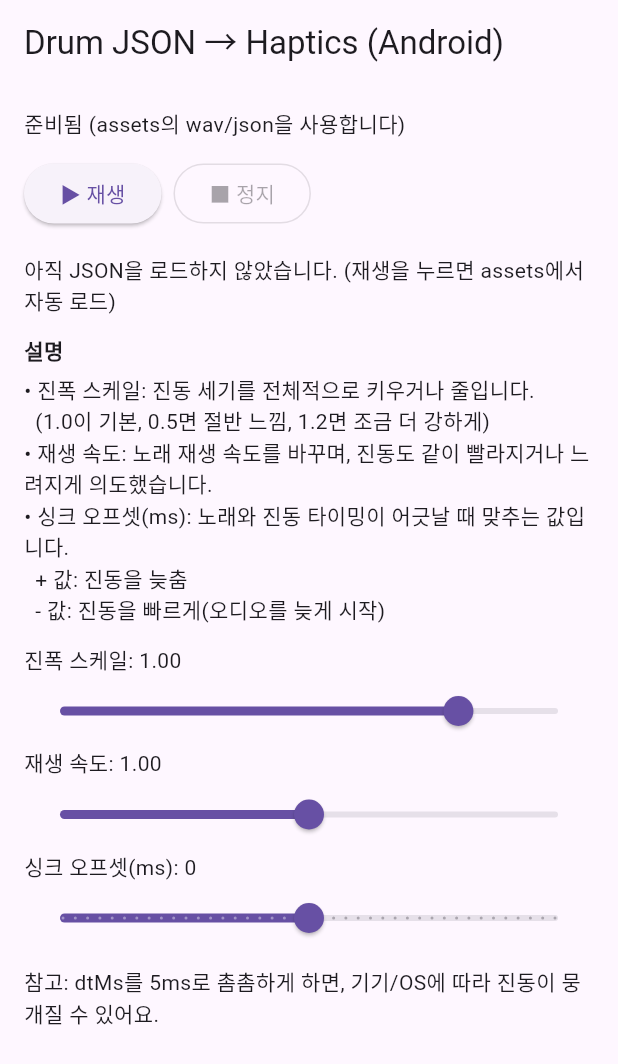
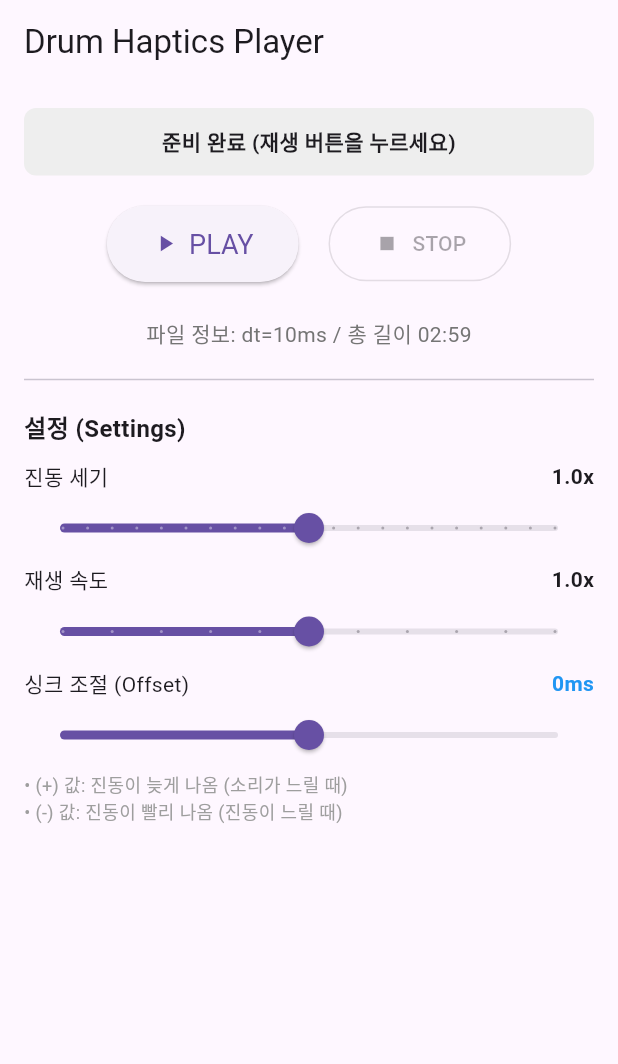
Before and after one commit to mirim-ssu/SKT-FLY-AI-, a Flutter app: the screen it shows after launch, on a phone screen of 412 x 824 dp. Shown: the top 1064 px of the screen. Run offline on Flutter 3.47's test engine with Material 3 defaults, Android fonts, the phone set to English and light mode, and no system bars; our stand-ins replace just_audio, vibration; project files that could hold a hidden picture were left out.

Commit message:
260130;10am

```diff
--- a/lib/main.dart
+++ b/lib/main.dart
@@ -31,19 +31,54 @@ class _HomePageState extends State<HomePage> {
   final _player = AudioPlayer();
 
   DrumJson? drum;
-  String status = '준비됨 (assets의 wav/json을 사용합니다)';
+  String status = '데이터 로딩 중...'; // 초기 상태 메시지 변경
 
   // 조절 파라미터
-  double intensityScale = 1.0; // 진폭 스케일
-  double speedScale = 1.0; // 재생 속도(오디오 + 진동 같이 적용)
-  int offsetMs = 0; // 싱크 미세 조정 (+면 진동을 늦춤, -면 진동을 빠르게)
+  double intensityScale = 1.0;
+  double speedScale = 1.0;
+  int offsetMs = 0;
 
   bool isPlaying = false;
+  bool isDataLoaded = false; // 데이터 로드 완료 여부 플래그
 
   // ✅ 고정 입력(assets)
-  // pubspec.yaml의 flutter/assets에 반드시 등록되어 있어야 함.
   static const String kWavAssetPath = 'assets/drums.wav';
-  static const String kJsonAssetPath = 'assets/drum_10ms_1234.json';
+  static const String kJsonAssetPath = 'assets/data.json';
+
+  @override
+  void initState() {
+    super.initState();
+    // [개선 1] 앱 시작 시 데이터 미리 로드
+    _initializeData();
+  }
+
+  // 초기 데이터 로드 함수
+  Future<void> _initializeData() async {
+    try {
+      // 1. JSON 로드
+      final jsonText = await rootBundle.loadString(kJsonAssetPath);
+      drum = DrumJson.fromJsonString(jsonText);
+
+      // 2. 오디오 에셋 설정 (미리 로딩)
+      await _player.setAsset(kWavAssetPath);
+
+      setState(() {
+        isDataLoaded = true;
+        status = '준비 완료 (재생 버튼을 누르세요)';
+      });
+    } catch (e) {
+      setState(() {
+        status = '초기화 실패: $e\n(assets 폴더와 pubspec.yaml을 확인하세요)';
+      });
+    }
+
+    // 종료 감지 리스너 등록
+    _player.playerStateStream.listen((st) async {
+      if (st.processingState == ProcessingState.completed) {
+        await stop();
+      }
+    });
+  }
 
   @override
   void dispose() {
@@ -59,64 +94,56 @@ class _HomePageState extends State<HomePage> {
     return '$m:$s';
   }
 
-  Future<DrumJson> _loadDrumJsonFromAssets() async {
-    final jsonText = await rootBundle.loadString(kJsonAssetPath);
-    return DrumJson.fromJsonString(jsonText);
-  }
-
+  // 재생 시작 함수 (Start)
   Future<void> start() async {
     if (isPlaying) return;
 
-    // 1) JSON asset 로드
-    DrumJson parsed;
+    // [개선 2] 데이터가 없으면 다시 시도 (안전장치)
+    if (drum == null) {
+      setState(() => status = '데이터 재로딩 중...');
+      await _initializeData();
+      if (drum == null) return; // 그래도 없으면 중단
+    }
+
+    final d = drum!; // null 아님 보장됨
+
+    // 1. 재생 속도 설정
     try {
-      parsed = await _loadDrumJsonFromAssets();
-    } catch (e) {
-      setState(() => status = 'JSON 로드/파싱 실패: $e');
-      return;
-    }
-    drum = parsed;
-
-    // 2) 오디오 asset 준비
-    try {
-      await _player.setAsset(kWavAssetPath);
       await _player.setSpeed(speedScale);
     } catch (e) {
-      setState(() => status = '오디오 로드 실패: $e');
+      setState(() => status = '오디오 설정 실패: $e');
       return;
     }
 
-    // 3) 진동 패턴 준비
-    final d = parsed;
+    // 2. 진동 패턴 준비
     final dtMs = d.dtMs;
-
     final wf = HapticsEngine.buildWaveform(
       amps: d.amps,
       dtMs: dtMs,
       intensityScale: intensityScale,
     );
 
-    // 4) 기존 재생 중이면 정리
+    // 3. 기존 재생 정리
     await HapticsEngine.stop();
     await _player.stop();
 
-    // 5) "동시에" 시작
-    // 요구사항 2) 재생 버튼 누르면 노래와 진동이 함께 시작
-    // - offsetMs가 0이면 거의 동시에 시작
-    // - offsetMs로 사용자가 보정 가능
+    // 4. "동시에" 시작 (싱크 조절 로직)
+    // 오디오 위치를 0으로 초기화
+    await _player.seek(Duration.zero);
+
     if (offsetMs >= 0) {
-      // 오디오 먼저 시작 후, offset만큼 늦게 진동 시작 (진동을 늦춤)
+      // 오디오 먼저 시작
       await _player.play();
       if (offsetMs > 0) {
         await Future.delayed(Duration(milliseconds: offsetMs));
       }
-      await HapticsEngine.playWaveform(
+      HapticsEngine.playWaveform(
         pattern: wf.pattern,
         intensities: wf.intensities,
       );
     } else {
-      // 진동 먼저 시작 후, offset만큼 늦게 오디오 시작 (진동을 빠르게)
-      await HapticsEngine.playWaveform(
+      // 진동 먼저 시작
+      HapticsEngine.playWaveform(
         pattern: wf.pattern,
         intensities: wf.intensities,
       );
@@ -126,25 +153,19 @@ class _HomePageState extends State<HomePage> {
 
     setState(() {
       isPlaying = true;
-      status =
-          '재생 시작 (dtMs=$dtMs, speed=${speedScale.toStringAsFixed(2)}, intensity=${intensityScale.toStringAsFixed(2)}, offset=$offsetMs ms)';
-    });
-
-    // 6) 종료 감지
-    _player.playerStateStream.listen((st) async {
-      if (st.processingState == ProcessingState.completed) {
-        await stop();
-      }
+      status = '재생 중...';
     });
   }
 
   Future<void> stop() async {
     await HapticsEngine.stop();
-    await _player.stop();
+    await _player.pause(); // stop 대신 pause 추천 (위치 유지)
+    await _player.seek(Duration.zero); // 처음으로 되감기
+
     if (mounted) {
       setState(() {
         isPlaying = false;
-        status = '정지';
+        status = '정지됨';
       });
     }
   }
@@ -152,78 +173,104 @@ class _HomePageState extends State<HomePage> {
   @override
   Widget build(BuildContext context) {
     final d = drum;
-
-    final totalStr = (d == null)
-        ? '--:--'
-        : _formatMsToMinSec(d.totalMs);
+    final totalStr = (d == null) ? '--:--' : _formatMsToMinSec(d.totalMs);
 
     return Scaffold(
-      appBar: AppBar(title: const Text('Drum JSON → Haptics (Android)')),
+      appBar: AppBar(title: const Text('Drum Haptics Player')),
       body: Padding(
         padding: const EdgeInsets.all(16),
+        child: SingleChildScrollView( // 화면 작을 때 스크롤 가능하게
           child: Column(
             crossAxisAlignment: CrossAxisAlignment.stretch,
             children: [
-            Text(status),
-            const SizedBox(height: 12),
+              // 상태 표시창
+              Container(
+                padding: const EdgeInsets.all(12),
+                decoration: BoxDecoration(
+                  color: Colors.grey[200],
+                  borderRadius: BorderRadius.circular(8),
+                ),
+                child: Text(
+                  status,
+                  style: const TextStyle(fontWeight: FontWeight.bold),
+                  textAlign: TextAlign.center,
+                ),
+              ),
+              const SizedBox(height: 20),
 
-            // ✅ 요구사항 1) 사용자 파일 선택 UI 제거
-            // ✅ 요구사항 2) 재생 버튼 누르면 함께 시작
-            Wrap(
-              spacing: 8,
-              runSpacing: 8,
+              // 재생 컨트롤 버튼
+              Row(
+                mainAxisAlignment: MainAxisAlignment.center,
                 children: [
-                ElevatedButton(
-                  onPressed: isPlaying ? null : start,
-                  child: const Text('▶ 재생'),
+                  ElevatedButton.icon(
+                    // [개선 3] 데이터 로드 전에는 버튼 비활성화
+                    onPressed: (isDataLoaded && !isPlaying) ? start : null,
+                    icon: const Icon(Icons.play_arrow),
+                    label: const Text('PLAY'),
+                    style: ElevatedButton.styleFrom(
+                      padding: const EdgeInsets.symmetric(horizontal: 30, vertical: 15),
+                      textStyle: const TextStyle(fontSize: 18),
                     ),
-                OutlinedButton(
+                  ),
+                  const SizedBox(width: 20),
+                  OutlinedButton.icon(
                     onPressed: isPlaying ? stop : null,
-                  child: const Text('■ 정지'),
+                    icon: const Icon(Icons.stop),
+                    label: const Text('STOP'),
+                    style: OutlinedButton.styleFrom(
+                      padding: const EdgeInsets.symmetric(horizontal: 30, vertical: 15),
+                    ),
                   ),
                 ],
               ),
 
-            const SizedBox(height: 16),
-            if (d != null) ...[
+              const SizedBox(height: 24),
+
+              // 정보 표시
+              if (d != null)
                 Text(
-                'dtMs=${d.dtMs} / samples=${d.amps.length} / total=$totalStr',
+                  '파일 정보: dt=${d.dtMs}ms / 총 길이 $totalStr',
+                  textAlign: TextAlign.center,
+                  style: TextStyle(color: Colors.grey[600]),
                 ),
-              const SizedBox(height: 12),
-            ] else ...[
-              const Text('아직 JSON을 로드하지 않았습니다. (재생을 누르면 assets에서 자동 로드)'),
-              const SizedBox(height: 12),
+
+              const Divider(height: 40),
+
+              // 설정 컨트롤러들
+              const Text('설정 (Settings)', style: TextStyle(fontWeight: FontWeight.bold, fontSize: 16)),
+
+              // 1. 진폭 (Intensity)
+              const SizedBox(height: 10),
+              Row(
+                mainAxisAlignment: MainAxisAlignment.spaceBetween,
+                children: [
+                  const Text('진동 세기'),
+                  Text('${intensityScale.toStringAsFixed(1)}x', style: const TextStyle(fontWeight: FontWeight.bold)),
                 ],
-
-            // ✅ 요구사항 3) 사용자에게 설명 추가
-            const Text(
-              '설명',
-              style: TextStyle(fontWeight: FontWeight.bold),
               ),
-            const SizedBox(height: 6),
-            const Text(
-              '• 진폭 스케일: 진동 세기를 전체적으로 키우거나 줄입니다.\n'
-              '  (1.0이 기본, 0.5면 절반 느낌, 1.2면 조금 더 강하게)\n'
-              '• 재생 속도: 노래 재생 속도를 바꾸며, 진동도 같이 빨라지거나 느려지게 의도했습니다.\n'
-              '• 싱크 오프셋(ms): 노래와 진동 타이밍이 어긋날 때 맞추는 값입니다.\n'
-              '  + 값: 진동을 늦춤 \n'
-              '  - 값: 진동을 빠르게(오디오를 늦게 시작)',
-            ),
-            const SizedBox(height: 12),
-
-            Text('진폭 스케일: ${intensityScale.toStringAsFixed(2)}'),
               Slider(
                 value: intensityScale,
-              min: 0.2,
-              max: 1.2,
+                min: 0.0,
+                max: 2.0,
+                divisions: 20,
+                label: intensityScale.toStringAsFixed(1),
                 onChanged: (v) => setState(() => intensityScale = v),
               ),
 
-            Text('재생 속도: ${speedScale.toStringAsFixed(2)}'),
+              // 2. 속도 (Speed)
+              Row(
+                mainAxisAlignment: MainAxisAlignment.spaceBetween,
+                children: [
+                  const Text('재생 속도'),
+                  Text('${speedScale.toStringAsFixed(1)}x', style: const TextStyle(fontWeight: FontWeight.bold)),
+                ],
+              ),
               Slider(
                 value: speedScale,
                 min: 0.5,
                 max: 1.5,
+                divisions: 10,
+                label: speedScale.toStringAsFixed(1),
                 onChanged: (v) async {
                   setState(() => speedScale = v);
                   if (isPlaying) {
@@ -232,20 +279,28 @@ class _HomePageState extends State<HomePage> {
                 },
               ),
 
-            Text('싱크 오프셋(ms): $offsetMs'),
+              // 3. 싱크 (Offset)
+              Row(
+                mainAxisAlignment: MainAxisAlignment.spaceBetween,
+                children: [
+                  const Text('싱크 조절 (Offset)'),
+                  Text('${offsetMs}ms', style: const TextStyle(fontWeight: FontWeight.bold, color: Colors.blue)),
+                ],
+              ),
               Slider(
                 value: offsetMs.toDouble(),
-              min: -200,
-              max: 200,
-              divisions: 40,
+                min: -300,
+                max: 300,
+                divisions: 60,
+                label: '$offsetMs ms',
                 onChanged: (v) => setState(() => offsetMs = v.round()),
               ),
-
-            const SizedBox(height: 8),
               const Text(
-              '참고: dtMs를 5ms로 촘촘하게 하면, 기기/OS에 따라 진동이 뭉개질 수 있어요.',
+                '• (+) 값: 진동이 늦게 나옴 (소리가 느릴 때)\n• (-) 값: 진동이 빨리 나옴 (진동이 느릴 때)',
+                style: TextStyle(fontSize: 12, color: Colors.grey),
               ),
             ],
+          ),
         ),
       ),
     );
--- a/pubspec.yaml
+++ b/pubspec.yaml
@@ -63,6 +63,7 @@ flutter:
   # To add assets to your application, add an assets section, like this:
   assets:
     - assets/drums.wav
+    - assets/data.json
     - assets/converted_amps_1234.json
     - assets/drum_10ms_1234.json
   #   - images/a_dot_ham.jpeg
```
Also changed, not shown: assets/data.json, assets/drum_10ms_1234.json. Lines whose indentation alone changed are shown as unchanged.
